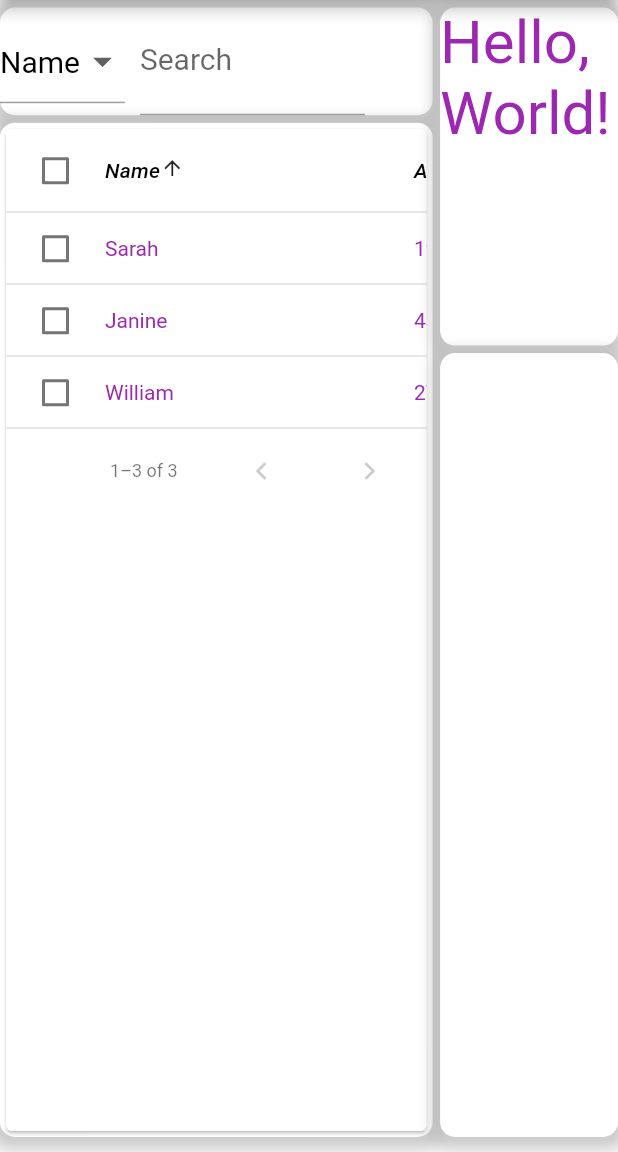
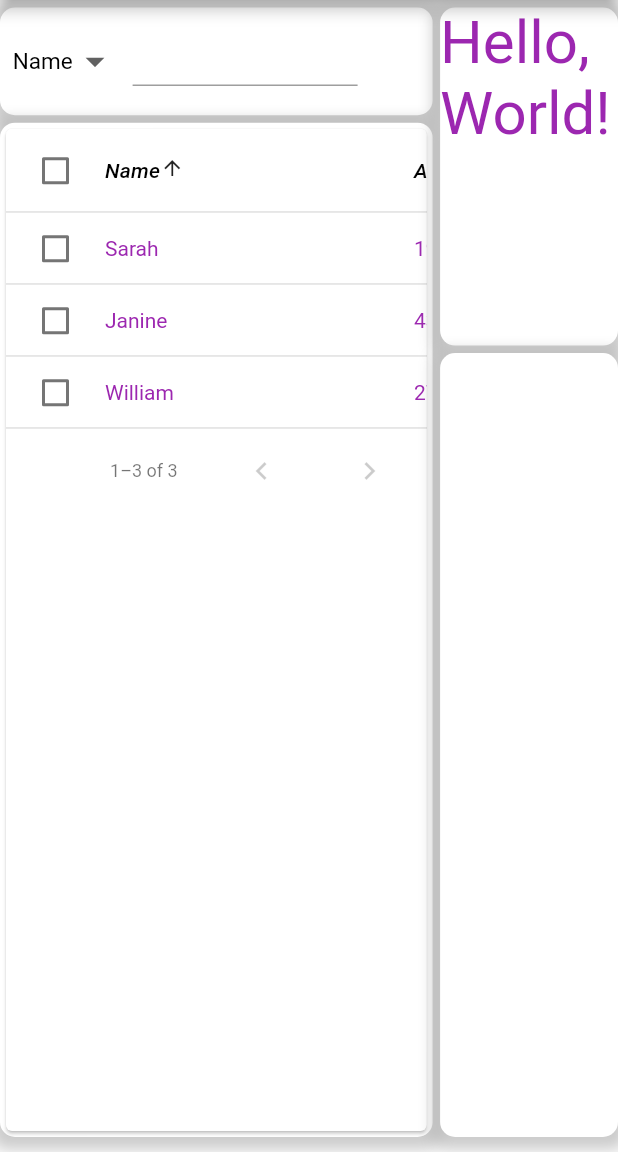
Before and after one commit to YasuhiroOsajima/flutter_sample, a Flutter app: the screen it shows after launch, on a phone screen of 412 x 824 dp, the part 84-1236 px from its top. Run offline on Flutter 3.47's test engine with Material 2 defaults, Android fonts, the phone set to English and light mode, and no system bars.

Commit message:
change search format

```diff
--- a/lib/widgets/search.dart
+++ b/lib/widgets/search.dart
@@ -15,18 +15,17 @@ class SearchSpace extends StatelessWidget {
         padding: EdgeInsets.only(right: 10.0),
         child: DropdownButton<String>(
           value: selectedKey,
-          itemHeight: 92.0,
+          //itemHeight: 92.0,
+          itemHeight: 46.0,
           icon: Icon(Icons.arrow_drop_down),
           iconSize: 30,
           elevation: 8,
-          style: TextStyle(fontSize: 20, color: Colors.black),
-          underline: Container(
-            height: 1,
-            color: Colors.grey,
-          ),
+          style: TextStyle(fontSize: 15, color: Colors.black),
+          underline: Container(),
           onChanged: (newValue) {
-            var _table_search = context.read<table_search.TableSearch>();
-            _table_search.setSelectedKey(newValue.toString());
+            context
+                .read<table_search.TableSearch>()
+                .setSelectedKey(newValue.toString());
           },
           items: table_search.FilterType.map<DropdownMenuItem<String>>(
               (String value) {
@@ -38,18 +37,19 @@ class SearchSpace extends StatelessWidget {
         ),
       ),
       Container(
-          padding: EdgeInsets.only(right: 50.0),
+          padding: EdgeInsets.only(right: 50.0, bottom: 15.0),
+          // margin: EdgeInsets.only(bottom: 15.0),
           width: 200.0,
           child: TextField(
             decoration: InputDecoration(
-              labelText: 'Search',
+              //labelText: 'Search',
               focusedBorder: UnderlineInputBorder(
                 borderSide: BorderSide(color: Colors.grey),
               ),
             ),
             style: new TextStyle(
-              fontSize: 20.0,
-              height: 2.0,
+              fontSize: 15.0,
+              //height: 2.0,
               color: Colors.black,
             ),
             onChanged: (String event) {
```
